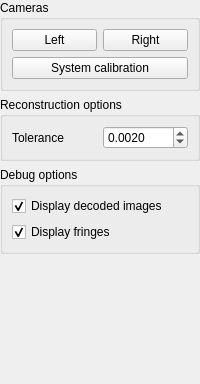
nikolaseu/neuvision, file lib/zstructuredlight/slsystems/stereo/zdualcamerastereoslsconfigwidget.ui: the form before one commit.
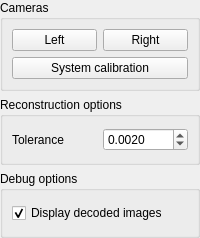
The form after the commit.

What changed in the file:
```diff
--- a/lib/zstructuredlight/slsystems/stereo/zdualcamerastereoslsconfigwidget.ui
+++ b/lib/zstructuredlight/slsystems/stereo/zdualcamerastereoslsconfigwidget.ui
@@ -7,7 +7,7 @@
     <x>0</x>
     <y>0</y>
     <width>200</width>
-    <height>384</height>
+    <height>238</height>
    </rect>
   </property>
   <layout class="QVBoxLayout" name="verticalLayout">
@@ -101,32 +101,9 @@
         </property>
        </widget>
       </item>
-      <item row="2" column="0">
-       <widget class="QCheckBox" name="debugShowFringesCheckBox">
-        <property name="text">
-         <string>Display fringes</string>
-        </property>
-        <property name="checked">
-         <bool>true</bool>
-        </property>
-       </widget>
-      </item>
      </layout>
     </widget>
    </item>
-   <item>
-    <spacer name="verticalSpacer">
-     <property name="orientation">
-      <enum>Qt::Vertical</enum>
-     </property>
-     <property name="sizeHint" stdset="0">
-      <size>
-       <width>20</width>
-       <height>40</height>
-      </size>
-     </property>
-    </spacer>
-   </item>
   </layout>
  </widget>
  <resources/>
```
